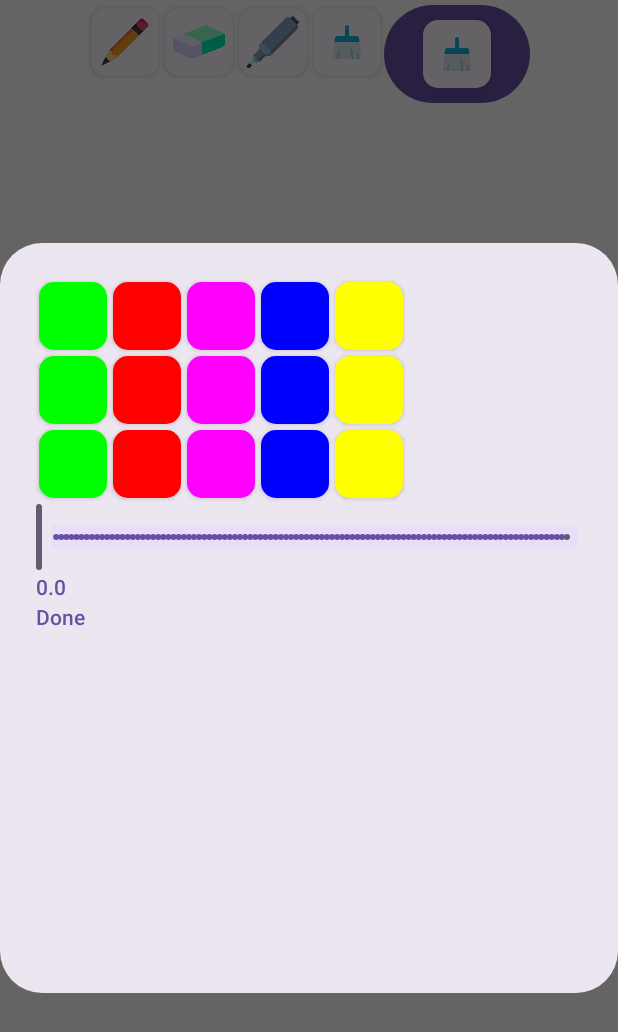
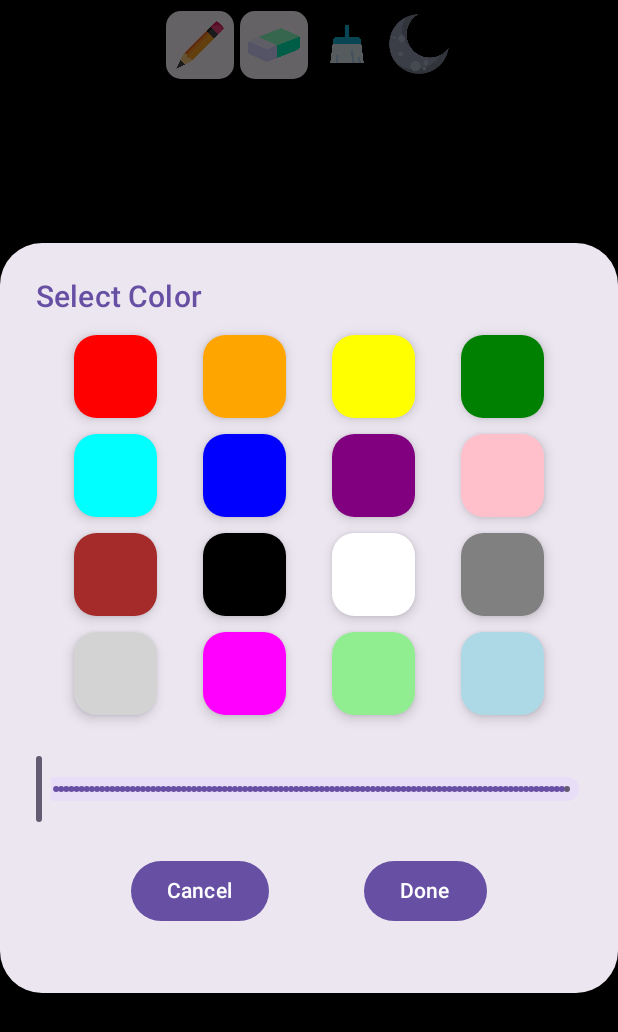
Before and after one commit to k-sameer701/DoodleCraft, an Android app built with Jetpack Compose: the screen it shows after launch (MainActivity), after a tap on "Pen", on a phone screen of 412 x 824 dp. Shown: the top 1032 px of the screen. Run offline under Robolectric (Android 15) with nearby library versions, the phone set to English and light mode, and no system bars.

Commit message:
Changes Done

```diff
--- a/app/src/main/java/com/example/doodlecraft/data/Line.kt
+++ b/app/src/main/java/com/example/doodlecraft/data/Line.kt
@@ -9,5 +9,5 @@ data class Line(
     val start: Offset,
     val end: Offset,
     val color: Color,
-    val strokeWidth: Dp
+    val strokeWidth: Float = 20f
 )
--- a/app/src/main/java/com/example/doodlecraft/screens/Components.kt
+++ b/app/src/main/java/com/example/doodlecraft/screens/Components.kt
@@ -2,8 +2,10 @@ package com.example.doodlecraft.screens
 
 import android.media.Image
 import androidx.compose.foundation.BorderStroke
+import androidx.compose.foundation.Canvas
 import androidx.compose.foundation.Image
 import androidx.compose.foundation.clickable
+import androidx.compose.foundation.layout.fillMaxSize
 import androidx.compose.foundation.layout.padding
 import androidx.compose.foundation.layout.size
 import androidx.compose.foundation.shape.RoundedCornerShape
@@ -12,38 +14,42 @@ import androidx.compose.material3.Surface
 import androidx.compose.material3.Text
 import androidx.compose.runtime.Composable
 import androidx.compose.ui.Modifier
+import androidx.compose.ui.geometry.Offset
 import androidx.compose.ui.graphics.Color
+import androidx.compose.ui.graphics.StrokeCap
 import androidx.compose.ui.graphics.vector.ImageVector
 import androidx.compose.ui.res.painterResource
+import androidx.compose.ui.tooling.preview.Preview
 import androidx.compose.ui.unit.dp
 
 
 @Composable
-fun PenCustomContainer(
+fun ColorContainer(
     selectedBackgroundColor: Color,
     onColorChange: () -> Unit,
     isDialog: () -> Unit
 ) {
     Surface(
         modifier = Modifier
-            .padding(2.dp)
+            .padding(5.dp)
             .clickable {
                 onColorChange()
                 isDialog()
             },
         color = selectedBackgroundColor,
-        shape = RoundedCornerShape(10.dp),
-        shadowElevation = 2.dp
+        shape = RoundedCornerShape(15.dp),
+        shadowElevation = 5.dp
     ) {
         Text(
             modifier = Modifier
-                .size(45.dp)
-                .padding(5.dp),
+                .size(55.dp)
+                .padding(10.dp),
             text = ".",
             color = selectedBackgroundColor
         )
     }
 }
+
 
 @Composable
 fun MainContainer(
--- a/app/src/main/java/com/example/doodlecraft/screens/DrawingScreen.kt
+++ b/app/src/main/java/com/example/doodlecraft/screens/DrawingScreen.kt
@@ -1,17 +1,21 @@
 package com.example.doodlecraft.screens
 
 import androidx.compose.foundation.Canvas
+import androidx.compose.foundation.Image
+import androidx.compose.foundation.background
 import androidx.compose.foundation.clickable
 import androidx.compose.foundation.gestures.detectDragGestures
 import androidx.compose.foundation.layout.Arrangement
 import androidx.compose.foundation.layout.Column
 import androidx.compose.foundation.layout.Row
+import androidx.compose.foundation.layout.Spacer
 import androidx.compose.foundation.layout.fillMaxSize
+import androidx.compose.foundation.layout.fillMaxWidth
 import androidx.compose.foundation.layout.height
 import androidx.compose.foundation.layout.padding
 import androidx.compose.material3.AlertDialog
 import androidx.compose.material3.Button
-import androidx.compose.material3.Icon
+import androidx.compose.material3.IconButton
 import androidx.compose.material3.MaterialTheme
 import androidx.compose.material3.Slider
 import androidx.compose.material3.SliderDefaults
@@ -24,51 +28,170 @@ import androidx.compose.runtime.remember
 import androidx.compose.runtime.setValue
 import androidx.compose.ui.Alignment
 import androidx.compose.ui.Modifier
+import androidx.compose.ui.geometry.Offset
 import androidx.compose.ui.graphics.Color
 import androidx.compose.ui.graphics.StrokeCap
 import androidx.compose.ui.input.pointer.pointerInput
 import androidx.compose.ui.res.painterResource
-import androidx.compose.ui.text.substring
 import androidx.compose.ui.tooling.preview.Preview
 import androidx.compose.ui.unit.dp
+import androidx.compose.ui.unit.sp
 import com.example.doodlecraft.R
 import com.example.doodlecraft.data.Line
-
-
 
 //@Preview(showSystemUi = true)
 @Composable
 fun DrawingScreen() {
     val currentLines = remember { mutableStateListOf<Line>() }
-    var currentColor by remember { mutableStateOf(Color.Black) }
+    var currentColor by remember { mutableStateOf(Color.White) }
     var isDialog by remember { mutableStateOf(false) }
 
-    var strokeWidthSlider by remember { mutableStateOf(0f) }
+    var themeColor by remember { mutableStateOf(Color.Black) }
+    var isThemeChange by remember { mutableStateOf(false) }
 
-    if(isDialog) {
+    var strokeWidthSlider by remember { mutableStateOf(10f) }
+
+    if(isDialog ) {
         AlertDialog(
             modifier = Modifier.height(500.dp),
-            onDismissRequest = { isDialog = false },
+            onDismissRequest = {
+                isDialog = false
+            },
             confirmButton = {
                 Column {
-                    Row {
-                        PenCustomContainer(
-                            selectedBackgroundColor = Color.Green,
+                    Text(
+                        text = "Select Color",
+                        fontSize = 20.sp
+                    )
+                    Spacer(modifier = Modifier.height(8.dp))
+                    Row(
+                        modifier = Modifier.fillMaxWidth(),
+                        horizontalArrangement = Arrangement.SpaceEvenly,
+                        verticalAlignment = Alignment.CenterVertically
+                    ) {
+                        ColorContainer(
+                            selectedBackgroundColor = Color(255, 0, 0),
                             onColorChange = {
-                                currentColor = Color.Green
+                                currentColor = Color(255, 0, 0)
                             }
                         ) {
                             isDialog = false
                         }
-                        PenCustomContainer(
-                            selectedBackgroundColor = Color.Red,
+                        ColorContainer(
+                            selectedBackgroundColor = Color(255, 165, 0),
                             onColorChange = {
-                                currentColor = Color.Red
+                                currentColor = Color(255, 165, 0)
                             }
                         ) {
                             isDialog = false
                         }
-                        PenCustomContainer(
+                        ColorContainer(
+                            selectedBackgroundColor = Color(255, 255, 0),
+                            onColorChange = {
+                                currentColor = Color(255, 255, 0)
+                            }
+                        ) {
+                            isDialog = false
+                        }
+                        ColorContainer(
+                            selectedBackgroundColor = Color(0, 128, 0),
+                            onColorChange = {
+                                currentColor = Color(0, 128, 0)
+                            }
+                        ) {
+                            isDialog = false
+                        }
+                    }
+                    Row(
+                        modifier = Modifier.fillMaxWidth(),
+                        horizontalArrangement = Arrangement.SpaceEvenly,
+                        verticalAlignment = Alignment.CenterVertically
+                    ) {
+                        ColorContainer(
+                            selectedBackgroundColor = Color(0, 255, 255),
+                            onColorChange = {
+                                currentColor = Color(0, 255, 255)
+                            }
+                        ) {
+                            isDialog = false
+                        }
+                        ColorContainer(
+                            selectedBackgroundColor = Color(0, 0, 255),
+                            onColorChange = {
+                                currentColor = Color(0, 0, 255)
+                            }
+                        ) {
+                            isDialog = false
+                        }
+                        ColorContainer(
+                            selectedBackgroundColor = Color(128, 0, 128),
+                            onColorChange = {
+                                currentColor = Color(128, 0, 128)
+                            }
+                        ) {
+                            isDialog = false
+                        }
+                        ColorContainer(
+                            selectedBackgroundColor = Color(255, 192, 203),
+                            onColorChange = {
+                                currentColor = Color(255, 192, 203)
+                            }
+                        ) {
+                            isDialog = false
+                        }
+                    }
+                    Row(
+                        modifier = Modifier.fillMaxWidth(),
+                        horizontalArrangement = Arrangement.SpaceEvenly,
+                        verticalAlignment = Alignment.CenterVertically
+                    ) {
+                        ColorContainer(
+                            selectedBackgroundColor = Color(165, 42, 42),
+                            onColorChange = {
+                                currentColor = Color(165, 42, 42)
+                            }
+                        ) {
+                            isDialog = false
+                        }
+                        ColorContainer(
+                            selectedBackgroundColor = Color(0, 0, 0),
+                            onColorChange = {
+                                currentColor = Color(0, 0, 0)
+                            }
+                        ) {
+                            isDialog = false
+                        }
+                        ColorContainer(
+                            selectedBackgroundColor = Color(255, 255, 255),
+                            onColorChange = {
+                                currentColor = Color(255, 255, 255)
+                            }
+                        ) {
+                            isDialog = false
+                        }
+                        ColorContainer(
+                            selectedBackgroundColor = Color(128, 128, 128),
+                            onColorChange = {
+                                currentColor = Color(128, 128, 128)
+                            }
+                        ) {
+                            isDialog = false
+                        }
+                    }
+                    Row(
+                        modifier = Modifier.fillMaxWidth(),
+                        horizontalArrangement = Arrangement.SpaceEvenly,
+                        verticalAlignment = Alignment.CenterVertically
+                    ) {
+                        ColorContainer(
+                            selectedBackgroundColor = Color(211, 211, 211),
+                            onColorChange = {
+                                currentColor = Color(211, 211, 211)
+                            }
+                        ) {
+                            isDialog = false
+                        }
+                        ColorContainer(
                             selectedBackgroundColor = Color.Magenta,
                             onColorChange = {
                                 currentColor = Color.Magenta
@@ -76,108 +199,24 @@ fun DrawingScreen() {
                         ) {
                             isDialog = false
                         }
-                        PenCustomContainer(
-                            selectedBackgroundColor = Color.Blue,
+                        ColorContainer(
+                            selectedBackgroundColor = Color(144, 238, 144),
                             onColorChange = {
-                                currentColor = Color.Blue
+                                currentColor = Color(144, 238, 144)
                             }
                         ) {
                             isDialog = false
                         }
-                        PenCustomContainer(
-                            selectedBackgroundColor = Color.Yellow,
+                        ColorContainer(
+                            selectedBackgroundColor = Color(173, 216, 230),
                             onColorChange = {
-                                currentColor = Color.Yellow
+                                currentColor = Color(173, 216, 230)
                             }
                         ) {
                             isDialog = false
                         }
                     }
-                    Row {
-                        PenCustomContainer(
-                            selectedBackgroundColor = Color.Green,
-                            onColorChange = {
-                                currentColor = Color.Green
-                            }
-                        ) {
-                            isDialog = false
-                        }
-                        PenCustomContainer(
-                            selectedBackgroundColor = Color.Red,
-                            onColorChange = {
-                                currentColor = Color.Red
-                            }
-                        ) {
-                            isDialog = false
-                        }
-                        PenCustomContainer(
-                            selectedBackgroundColor = Color.Magenta,
-                            onColorChange = {
-                                currentColor = Color.Magenta
-                            }
-                        ) {
-                            isDialog = false
-                        }
-                        PenCustomContainer(
-                            selectedBackgroundColor = Color.Blue,
-                            onColorChange = {
-                                currentColor = Color.Blue
-                            }
-                        ) {
-                            isDialog = false
-                        }
-                        PenCustomContainer(
-                            selectedBackgroundColor = Color.Yellow,
-                            onColorChange = {
-                                currentColor = Color.Yellow
-                            }
-                        ) {
-                            isDialog = false
-                        }
-                    }
-                    Row {
-                        PenCustomContainer(
-                            selectedBackgroundColor = Color.Green,
-                            onColorChange = {
-                                currentColor = Color.Green
-                            }
-                        ) {
-                            isDialog = false
-                        }
-                        PenCustomContainer(
-                            selectedBackgroundColor = Color.Red,
-                            onColorChange = {
-                                currentColor = Color.Red
-                            }
-                        ) {
-                            isDialog = false
-                        }
-                        PenCustomContainer(
-                            selectedBackgroundColor = Color.Magenta,
-                            onColorChange = {
-                                currentColor = Color.Magenta
-                            }
-                        ) {
-                            isDialog = false
-                        }
-                        PenCustomContainer(
-                            selectedBackgroundColor = Color.Blue,
-                            onColorChange = {
-                                currentColor = Color.Blue
-                            }
-                        ) {
-                            isDialog = false
-                        }
-                        PenCustomContainer(
-                            selectedBackgroundColor = Color.Yellow,
-                            onColorChange = {
-                                currentColor = Color.Yellow
-                            }
-                        ) {
-                            isDialog = false
-                        }
-                    }
-
+                    Spacer(modifier = Modifier.height(20.dp))
                     Slider(
                         value = strokeWidthSlider,
                         onValueChange = { strokeWidthSlider = it },
@@ -187,33 +226,47 @@ fun DrawingScreen() {
                             inactiveTrackColor = MaterialTheme.colorScheme.secondaryContainer,
                         ),
                         steps = 100,
-                        valueRange = 0f..10f
+                        valueRange = 10f..50f
                     )
-                    Text(text = strokeWidthSlider.toString())
-                    Text(
-                        modifier = Modifier.clickable {
+                    Spacer(modifier = Modifier.height(20.dp))
+                    Row(
+                        modifier = Modifier
+                            .fillMaxWidth(),
+                        horizontalArrangement = Arrangement.SpaceEvenly,
+                        verticalAlignment = Alignment.Bottom
+                    ) {
+                        Button(onClick = {
                             isDialog = false
-                        },
-                        text = "Done"
-                    )
-
+                        }
+                        ) {
+                            Text(text = "Cancel")
+                        }
+                        Button(onClick = {
+                            isDialog = false
+                        }
+                        ) {
+                            Text(text = "Done")
+                        }
+                    }
                 }
             }
         )
     }
 
+
     Column(
         modifier = Modifier
-            .fillMaxSize(),
-        verticalArrangement = Arrangement.Top,
+            .fillMaxSize()
+            .background(themeColor),
+        verticalArrangement = Arrangement.SpaceEvenly,
         horizontalAlignment = Alignment.CenterHorizontally
     ) {
         Row(
             modifier = Modifier
-                .padding(3.dp)
+                .padding(5.dp)
         ) {
             MainContainer(
-                contentDescriptionText = "Pencil",
+                contentDescriptionText = "Pen",
                 selectedIcon = R.drawable.pencil
             ) {
                 isDialog = !isDialog
@@ -222,44 +275,44 @@ fun DrawingScreen() {
                 contentDescriptionText = "Eraser",
                 selectedIcon = R.drawable.eraser
             ) {
-                isDialog = !isDialog
+                currentColor = themeColor
             }
-            MainContainer(
-                contentDescriptionText = "Pen",
-                selectedIcon = R.drawable.technical_pen
+            IconButton(
+                onClick = {
+                    currentLines.clear()
+                }
             ) {
-                isDialog = !isDialog
-            }
-            MainContainer(
-                contentDescriptionText = "Clean",
-                selectedIcon = R.drawable.broom
-            ) {
-                isDialog = !isDialog
+                Image(painter = painterResource(id = R.drawable.broom), contentDescription = "Clean")
             }
 
-            Button(onClick = {currentLines.clear()}) {
-                MainContainer(
-                    contentDescriptionText = "Clean",
-                    selectedIcon = R.drawable.broom
-                ) {
-                    isDialog = !isDialog
+            IconButton(
+                onClick = {
+                    isThemeChange = !isThemeChange
+
+                }
+            ) {
+                themeColor = if (isThemeChange) {
+                    Image(painter = painterResource(id = R.drawable.sun), contentDescription = "Light")
+                    Color.White
+                } else {
+                    Image(painter = painterResource(id = R.drawable.night), contentDescription = "Dark")
+                    Color.Black
                 }
             }
-
         }
 
         Canvas(
             modifier = Modifier
                 .fillMaxSize()
+                .background(themeColor)
                 .pointerInput(true) {
                     detectDragGestures { change, dragAmount ->
                         change.consume()
-
                         val currentLine = Line(
                             start = change.position - dragAmount,
                             end = change.position,
                             color = currentColor,
-                            strokeWidth = strokeWidthSlider.dp
+                            strokeWidth = strokeWidthSlider
                         )
                         currentLines.add(currentLine)
                     }
@@ -270,32 +323,10 @@ fun DrawingScreen() {
                     start = currentLine.start,
                     end = currentLine.end,
                     color = currentLine.color,
-                    strokeWidth = currentLine.strokeWidth.toPx(),
+                    strokeWidth = currentLine.strokeWidth,
                     cap = StrokeCap.Round
                 )
             }
-
         }
     }
-
 }
-
-//@Preview(showSystemUi = true)
-//@Composable
-//fun SliderAdvancedExample() {
-//    var sliderPosition by remember { mutableStateOf(0f) }
-//    Column {
-//        Slider(
-//            value = sliderPosition,
-//            onValueChange = { sliderPosition = it },
-//            colors = SliderDefaults.colors(
-//                thumbColor = MaterialTheme.colorScheme.secondary,
-//                activeTrackColor = MaterialTheme.colorScheme.secondary,
-//                inactiveTrackColor = MaterialTheme.colorScheme.secondaryContainer,
-//            ),
-//            steps = 100,
-//            valueRange = 0f..10f
-//        )
-//        Text(text = sliderPosition.toString())
-//    }
-//}
--- a/app/src/main/java/com/example/doodlecraft/ui/theme/Color.kt
+++ b/app/src/main/java/com/example/doodlecraft/ui/theme/Color.kt
@@ -9,3 +9,12 @@ val Pink80 = Color(0xFFEFB8C8)
 val Purple40 = Color(0xFF6650a4)
 val PurpleGrey40 = Color(0xFF625b71)
 val Pink40 = Color(0xFF7D5260)
+
+val Purple200 = Color(0xFFBB86FC)
+val Purple500 = Color(0xFF6200EE)
+val Purple700 = Color(0xFF3700B3)
+val Teal200 = Color(0xFF03DAC5)
+val Flower = Color(0xFF4CAF50)
+val Deer = Color(0xFFFF5722)
+val Mango = Color(0xFFFF9800)
+val AppbarColor = Color(0xFF2196F3)
```
Also changed, not shown: app/src/main/res/drawable/highlighter.png (deleted), app/src/main/res/drawable/night.png (added), app/src/main/res/drawable/sun.png (added), app/src/main/res/drawable/technical_pen.png (deleted).
